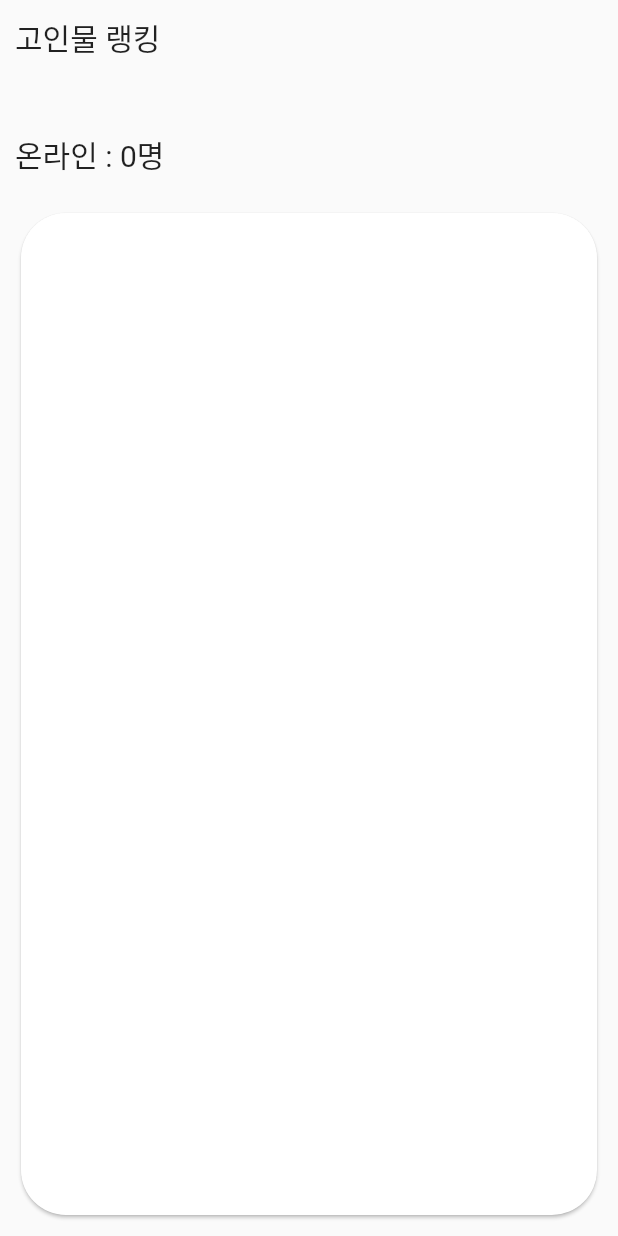
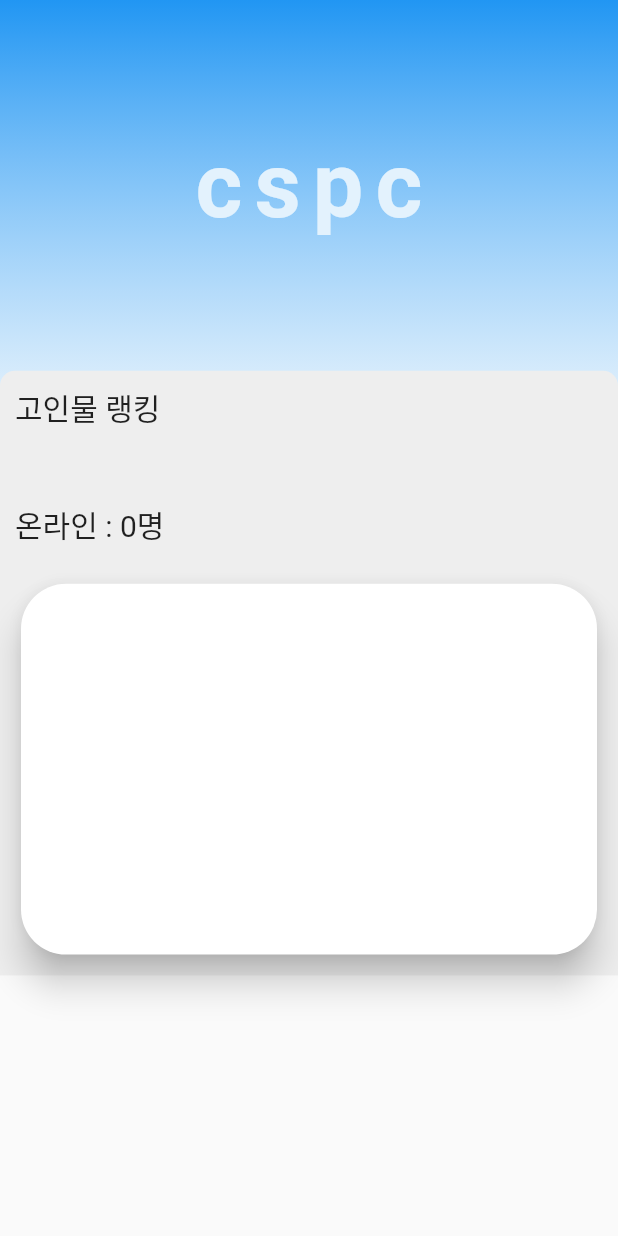
Before and after one commit to dongjunhwang/cspc_recog_app, a Flutter app: the AttendancePage screen opened directly, on a phone screen of 412 x 824 dp. Run offline on Flutter 3.47's test engine with Material 2 defaults, Android fonts, the phone set to English and light mode, and no system bars; our stand-ins replace flutter_form_builder, flutter_icons, flutter_swiper, image_picker, like_button, table_calendar; accounts and stored records are empty; network calls fail.

Commit message:
attendance UI fix

```diff
--- a/lib/attendance/mainPage.dart
+++ b/lib/attendance/mainPage.dart
@@ -13,9 +13,22 @@ class AttendancePage extends StatefulWidget {
 }
 
 class _AttendancePageState extends State<AttendancePage> {
+  ProfileModel myProfile;
   @override
   void initState() {
     super.initState();
+    myProfile = ProfileModel.fromJson({
+      "id": 1,
+      "group_id": {"id": 1, "group_name": "cspc", "group_admin_id": 1},
+      "nick_name": "jin yong",
+      "last_visit_time": "2021-08-25T16:02:59.183817+09:00",
+      "visit_time_sum": "1 06:00:00",
+      "is_online": true,
+      "is_admin": true,
+      "profile_image":
+          "/media/image/profile/1/image_picker266038817043360961.jpg",
+      "user_id": 1
+    });
   }
 
   final List<Color> profileColorList = [
@@ -47,25 +60,45 @@ class _AttendancePageState extends State<AttendancePage> {
   @override
   Widget build(BuildContext context) {
     return Scaffold(
-      body: GestureDetector(
-        // if up swipe, reload
-        onVerticalDragUpdate: (dragUpdateDetails) {
-          setState(() {});
-        },
+      body: Container(
+        decoration: BoxDecoration(
+          gradient: LinearGradient(
+              begin: Alignment.topCenter,
+              end: Alignment.center,
+              colors: [Colors.blue, Colors.white70]),
+        ),
         child: FutureBuilder<List<ProfileModel>>(
             future: getProfileList(context),
             builder: (context, snapshot) {
               if (snapshot.connectionState == ConnectionState.done) {
                 List<ProfileModel> profileList = snapshot.data;
-                return Container(
+                return RefreshIndicator(
+                  onRefresh: () async {
+                    setState(() {});
+                  },
+                  child: SingleChildScrollView(
+                    child: Container(
+                      child: Column(
+                        children: [
+                          groupLogo(),
+                          Container(
+                            decoration: BoxDecoration(
+                                color: Colors.grey[200],
+                                borderRadius: new BorderRadius.only(
+                                  topLeft: const Radius.circular(10.0),
+                                  topRight: const Radius.circular(10.0),
+                                )),
                             child: Column(
                               children: [
                                 visitTimeRanking(profileList),
                                 profileCount(profileList),
-                      Expanded(
-                        child: profileView(profileList),
+                                profileView(profileList),
+                              ],
+                            ),
                           ),
                         ],
+                      ),
+                    ),
                   ),
                 );
               } else {
@@ -95,8 +128,25 @@ class _AttendancePageState extends State<AttendancePage> {
     );
   }
 
-  String formatDuration(Duration d) =>
-      d.toString().split('.').first.padLeft(8, "0");
+  Widget groupLogo() {
+    return Container(
+      child: SizedBox(
+        height: MediaQuery.of(context).size.height * 0.3,
+        child: Container(
+          alignment: Alignment.center,
+          child: Text(
+            "${myProfile.group_name}",
+            style: TextStyle(
+              fontSize: 60,
+              fontWeight: FontWeight.w700,
+              color: Colors.blue[50],
+              letterSpacing: 8,
+            ),
+          ),
+        ),
+      ),
+    );
+  }
 
   // 누적 방문시간 랭킹 표시
   Widget visitTimeRanking(List<ProfileModel> profileList) {
@@ -117,21 +167,27 @@ class _AttendancePageState extends State<AttendancePage> {
         ),
         Container(
             padding: EdgeInsets.all(10),
+            alignment: Alignment.topLeft,
             child: Card(
+              elevation: 10,
+              color: Colors.white,
               shape: RoundedRectangleBorder(
                 borderRadius: BorderRadius.circular(10),
               ),
               child: SizedBox(
-                width: MediaQuery.of(context).size.width,
+                width: MediaQuery.of(context).size.width * 0.4,
                 child: Column(
                   children: [
                     for (int i = 0; i < min(3, profileList.length); i++)
-                      Row(
+                      Container(
+                        padding: EdgeInsets.all(5),
+                        child: Row(
                           mainAxisAlignment: MainAxisAlignment.center,
                           children: [
                             rankingIconList[i],
                             Text("${profileList[i].nickName} "),
                           ],
+                        ),
                       )
                   ],
                 ),
@@ -146,18 +202,22 @@ class _AttendancePageState extends State<AttendancePage> {
     // online profile sort
     profileList.sort((a, b) => b.isOnline ? 1 : -1);
     return Container(
-      alignment: Alignment.topLeft,
       padding: EdgeInsets.all(10),
       child: Card(
+        elevation: 10,
         shape: RoundedRectangleBorder(
           borderRadius: BorderRadius.circular(30),
         ),
+        child: SizedBox(
+          height: MediaQuery.of(context).size.height * 0.3,
           child: GridView.count(
             crossAxisCount: 4,
+
+            padding: EdgeInsets.all(10),
+            //shrinkWrap: true,
             children: [
               for (ProfileModel profile in profileList)
                 Container(
-                padding: EdgeInsets.all(10),
                   child: Column(
                     mainAxisAlignment: MainAxisAlignment.center,
                     children: [
@@ -167,8 +227,8 @@ class _AttendancePageState extends State<AttendancePage> {
                               ? Icon(
                                   Icons.account_circle,
                                   size: 50,
-                                color: profileColorList[
-                                    Random().nextInt(profileColorList.length)],
+                                  color: profileColorList[Random()
+                                      .nextInt(profileColorList.length)],
                                 )
                               : Container(
                                   width: 50,
@@ -178,8 +238,8 @@ class _AttendancePageState extends State<AttendancePage> {
                                     image: DecorationImage(
                                       fit: BoxFit.fill,
                                       image: NetworkImage(UrlPrefix.urls
-                                            .substring(
-                                                0, UrlPrefix.urls.length - 1) +
+                                              .substring(0,
+                                                  UrlPrefix.urls.length - 1) +
                                           profile.profileImageUrl),
                                     ),
                                   ),
@@ -204,8 +264,9 @@ class _AttendancePageState extends State<AttendancePage> {
                               height: 15,
                               decoration: BoxDecoration(
                                 shape: BoxShape.circle,
-                              color:
-                                  profile.isOnline ? Colors.green : Colors.grey,
+                                color: profile.isOnline
+                                    ? Colors.green
+                                    : Colors.grey,
                               ),
                             ),
                           ),
@@ -226,6 +287,7 @@ class _AttendancePageState extends State<AttendancePage> {
             ],
           ),
         ),
+      ),
     );
   }
 }
--- a/lib/attendance/models/profile.dart
+++ b/lib/attendance/models/profile.dart
@@ -8,7 +8,8 @@ class ProfileModel {
   final bool isOnline;
   final DateTime lastVisitTime;
   final Duration visitTimeSum;
-  String profileImageUrl;
+  final String profileImageUrl;
+  final String group_name;
 
   ProfileModel({
     this.profileId,
@@ -17,12 +18,14 @@ class ProfileModel {
     this.lastVisitTime,
     this.visitTimeSum,
     this.profileImageUrl,
+    this.group_name,
   });
   factory ProfileModel.fromJson(Map<String, dynamic> json) {
     return ProfileModel(
       profileId: json['id'],
       nickName: json['nick_name'],
       isOnline: json['is_online'],
+      group_name: json['group_id']['group_name'],
       lastVisitTime: DateTime.parse(json['last_visit_time']),
       visitTimeSum: parseDuration(json['visit_time_sum']),
       profileImageUrl: json['profile_image'],
--- a/lib/main.dart
+++ b/lib/main.dart
@@ -57,12 +57,15 @@ class _MyMainPageState extends State<MyMainPage> {
       appBar: AppBar(
         title: Text(_title[_currentIndex]),
         automaticallyImplyLeading: false,
+        backgroundColor: Colors.transparent,
+        elevation: 0.0,
         actions: [
           IconButton(
               icon: Icon(Icons.account_circle_rounded),
               onPressed: () => _scaffoldKey.currentState.openEndDrawer()),
         ],
       ),
+      extendBodyBehindAppBar: true,
       body: _children[_currentIndex],
       bottomNavigationBar: BottomNavigationBar(
         type: BottomNavigationBarType.fixed,
```
Lines whose indentation alone changed are shown as unchanged.
